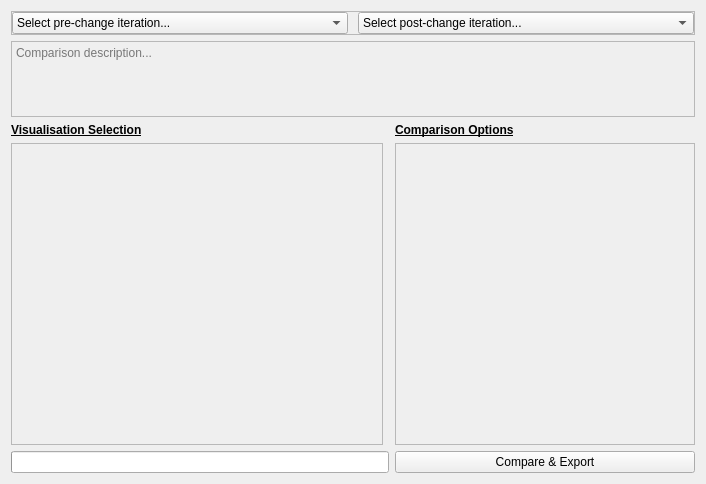
Above: ui/compare.ui from ONS-RossGD/OptiCORD2 before the change. Below: the same form after it.
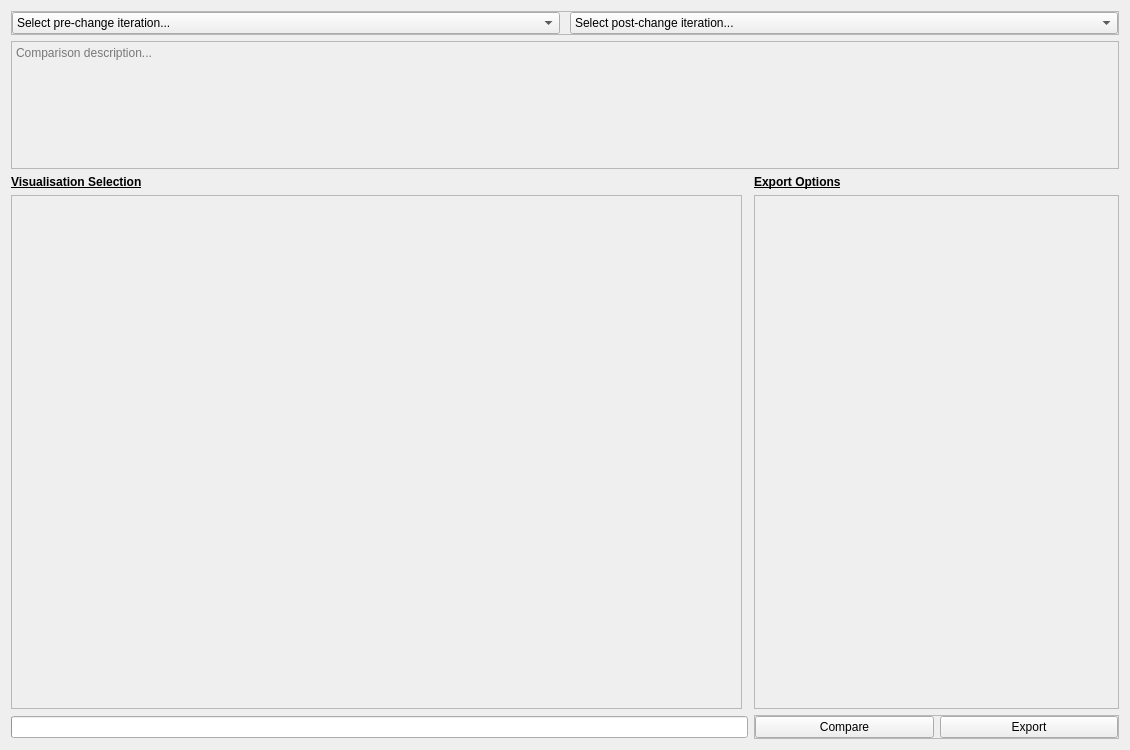
That is the form after the change.

Commit message: Changed compare ui and function to split export and compare buttons. Also updated mainwindow ui to increase default window size.

```diff
--- a/ui/compare.ui
+++ b/ui/compare.ui
@@ -6,8 +6,8 @@
    <rect>
     <x>0</x>
     <y>0</y>
-    <width>706</width>
-    <height>484</height>
+    <width>1130</width>
+    <height>750</height>
    </rect>
   </property>
   <property name="windowTitle">
@@ -25,7 +25,7 @@
       </font>
      </property>
      <property name="text">
-      <string>Comparison Options</string>
+      <string>Export Options</string>
      </property>
     </widget>
    </item>
@@ -63,13 +63,6 @@
      </property>
     </widget>
    </item>
-   <item row="4" column="2">
-    <widget class="QPushButton" name="compare_export">
-     <property name="text">
-      <string>Compare &amp;&amp; Export</string>
-     </property>
-    </widget>
-   </item>
    <item row="3" column="0">
     <widget class="QFrame" name="list_container">
      <property name="sizePolicy">
@@ -196,6 +189,44 @@
      </layout>
     </widget>
    </item>
+   <item row="4" column="2">
+    <widget class="QFrame" name="frame">
+     <property name="frameShape">
+      <enum>QFrame::StyledPanel</enum>
+     </property>
+     <property name="frameShadow">
+      <enum>QFrame::Raised</enum>
+     </property>
+     <layout class="QHBoxLayout" name="button_layout">
+      <property name="leftMargin">
+       <number>0</number>
+      </property>
+      <property name="topMargin">
+       <number>0</number>
+      </property>
+      <property name="rightMargin">
+       <number>0</number>
+      </property>
+      <property name="bottomMargin">
+       <number>0</number>
+      </property>
+      <item>
+       <widget class="QPushButton" name="compare_button">
+        <property name="text">
+         <string>Compare</string>
+        </property>
+       </widget>
+      </item>
+      <item>
+       <widget class="QPushButton" name="export_button">
+        <property name="text">
+         <string>Export</string>
+        </property>
+       </widget>
+      </item>
+     </layout>
+    </widget>
+   </item>
   </layout>
  </widget>
  <resources/>
```
The commit also changes 3 other files.
